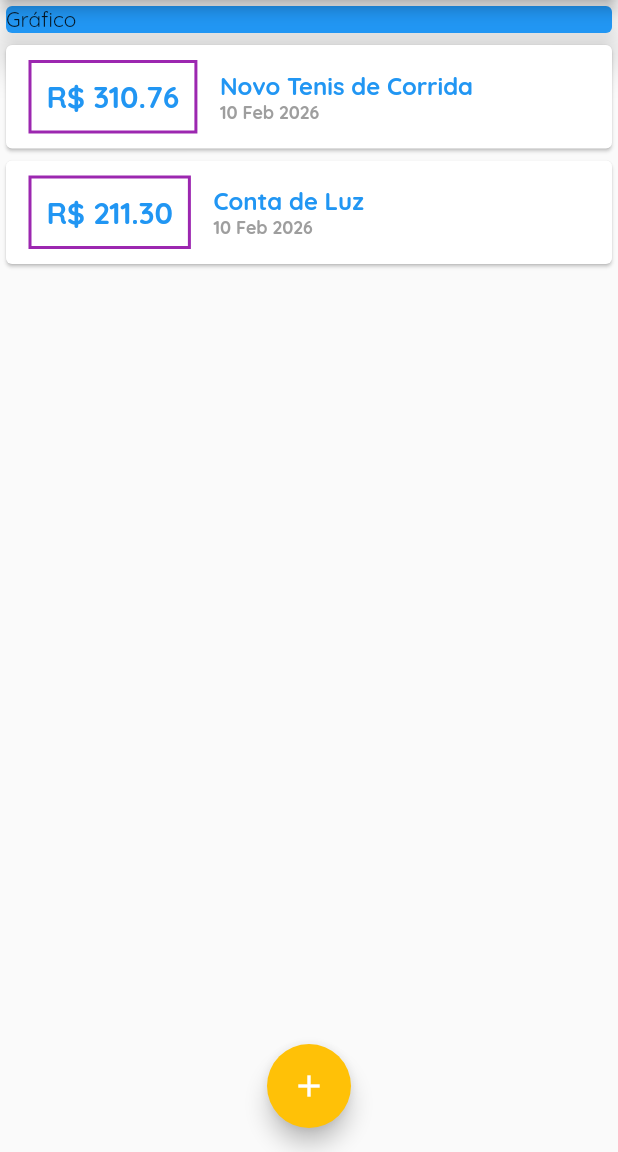
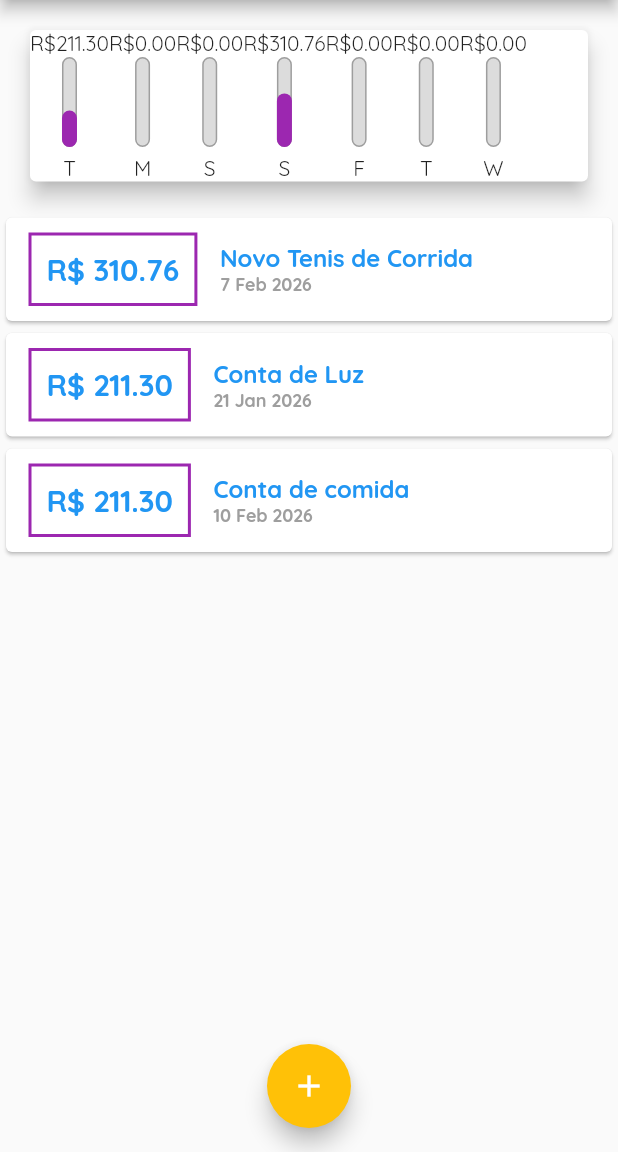
Before and after one commit to liviamariapr/appFinancas, a Flutter app: the screen it shows after launch, on a phone screen of 412 x 824 dp, the part 84-1236 px from its top. Run offline on Flutter 3.47's test engine with Material 3 defaults, Android fonts, the phone set to English and light mode, and no system bars.

Commit message:
adicao de imagem e chart (grafico para acompanhar gastos da semana)

```diff
--- /dev/null
+++ b/lib/componets/chart.dart
@@ -0,0 +1,57 @@
+import 'package:flutter/material.dart';
+import '../models/transaction.dart';
+import 'package:intl/intl.dart';
+import 'chart_bar.dart';
+class Chart extends StatelessWidget {
+
+  final List <Transaction> recentTransactions;
+
+  Chart(this.recentTransactions);
+
+  List<Map<String,Object>> get groupedTransactions{
+    return List.generate(7,(index){
+      final weekDay = DateTime.now().subtract(
+        Duration(days: index),
+      );
+
+    double totalSum = 0.0;
+    for (var i =0; i<recentTransactions.length;i++){
+      bool sameDay = recentTransactions[i].date.day == weekDay.day;
+      bool sameMonth = recentTransactions[i].date.month == weekDay.month;
+      bool sameYear = recentTransactions[i].date.year == weekDay.year;
+
+      if(sameDay && sameMonth && sameYear){
+        totalSum+=recentTransactions[i].value;
+      }
+    }
+
+
+      return { 'day': DateFormat.E().format(weekDay)[0], 'value': totalSum};
+    });
+  }
+
+double get _weekTotalValue {
+  return groupedTransactions.fold(0.0, (sum,tr){
+    return sum + (tr['value'] as double);
+  });
+}
+
+  @override
+  Widget build(BuildContext context) {
+    groupedTransactions;
+    return Card(
+      elevation: 6,
+      margin: EdgeInsets.all(20),
+      child: Row(
+        children: groupedTransactions.map((tr) {
+          return ChartBar(
+            label:tr['day'].toString(),
+          value: (tr['value'] as double),
+          percentage: (tr['value'] as double)/_weekTotalValue,
+          );
+        }).toList(),
+      ),
+
+    );
+  }
+}
--- /dev/null
+++ b/lib/componets/chart_bar.dart
@@ -0,0 +1,51 @@
+import 'package:flutter/material.dart';
+
+class ChartBar extends StatelessWidget {
+
+  final String label;
+  final double value;
+  final double percentage;
+
+  ChartBar({required this.label, required this.value, required this.percentage});
+
+  @override
+  Widget build(BuildContext context) {
+    return  Column(
+      children: <Widget>[
+        Text('R\$${value.toStringAsFixed(2)}'),
+        Container(
+          height: 60,
+          width: 10,
+          child: Stack(
+            alignment: Alignment.bottomCenter,
+            children: <Widget>[
+              Container(
+                decoration: BoxDecoration(
+                  border: Border.all(
+                    color: Colors.grey,
+                    width:1.0,
+                  ),
+                  color: Color.fromRGBO(220,220,220,1),
+                    borderRadius: BorderRadius.circular(5),
+                  ),
+                ),
+                FractionallySizedBox(
+                  heightFactor: percentage,
+                  child: Container(
+                    decoration: BoxDecoration(
+                         color:  Colors.purple,
+                         borderRadius: BorderRadius.circular(5),
+            ),
+          ),
+        ),
+            ],
+        ),
+
+        ),
+        SizedBox(height: 5),
+        Text(label),
+
+      ],
+    );
+}
+}
--- a/lib/componets/transaction_list.dart
+++ b/lib/componets/transaction_list.dart
@@ -10,7 +10,22 @@
   Widget build(BuildContext context){
     return Container(
       height: 500,
-      child: ListView.builder(
+      child: transactions.isEmpty ?
+      Column (
+        children: <Widget>[
+          Text(
+            'Nenhuma Transação Cadastrada!',
+            style: Theme.of(context).textTheme.titleLarge,
+          ),
+          SizedBox(height: 20,),
+          Container(
+            height: 200,
+            child: Image.asset('assets/images/waiting.png',
+            fit: BoxFit.cover,
+            ),
+          )
+        ],
+      ) : ListView.builder(
               itemCount:transactions.length,
               itemBuilder: (ctx, index){
                 final tr = transactions[index];
--- a/lib/main.dart
+++ b/lib/main.dart
@@ -4,6 +4,7 @@
 import './componets/transaction_form.dart';
 import './componets/transaction_list.dart';
 import 'models/transaction.dart';
+import 'componets/chart.dart';
 import 'dart:math';
 main(){
   runApp(FinancasApp());
@@ -43,18 +44,24 @@
 
 class _MyHomePageState extends State<MyHomePage> {
 
-  final _transactions =[
+  final List<Transaction> _transactions =[
     Transaction(
       id: 't1',
       title: 'Novo Tenis de Corrida',
-      value: 310.76,
-      date: DateTime.now(),
+     value: 310.76,
+      date: DateTime.now().subtract(Duration(days: 3)),
     ),
     Transaction(
       id: 't2',
       title: 'Conta de Luz',
       value: 211.30,
-      date: DateTime.now(),
+     date: DateTime.now().subtract(Duration(days: 20)),
+    ),
+     Transaction(
+      id: 't3',
+      title: 'Conta de comida',
+      value: 211.30,
+     date: DateTime.now(),
     ),
   ];
    addTransaction(String title,double value){
@@ -70,6 +77,14 @@
     });
     Navigator.of(context).pop();
   }
+
+List<Transaction> get _recentTransactions{
+  return _transactions.where((tr){
+    return tr.date.isAfter(DateTime.now().subtract(
+      Duration(days: 7),
+    ));
+  }).toList();
+}
 
 _opentransactionFormModal(BuildContext context){
   showModalBottomSheet(
@@ -97,14 +112,7 @@
         child: Column(
           crossAxisAlignment: CrossAxisAlignment.stretch,
           children: <Widget>[
-            Container(
-              width: double.infinity,
-              child: Card(
-                color: Colors.blue,
-                child: Text('Gráfico'),
-                elevation:10,
-              ),
-            ),
+            Chart(_recentTransactions),
             TransactionList(_transactions),
           ],
         ),
--- a/pubspec.yaml
+++ b/pubspec.yaml
@@ -59,8 +59,8 @@
   uses-material-design: true
 
   # To add assets to your application, add an assets section, like this:
-  # assets:
-  #   - images/a_dot_burr.jpeg
+  assets:
+    - assets/images/waiting.png
   #   - images/a_dot_ham.jpeg
 
   # An image asset can refer to one or more resolution-specific "variants", see
```
Also changed, not shown: assets/images/waiting.png (added).
